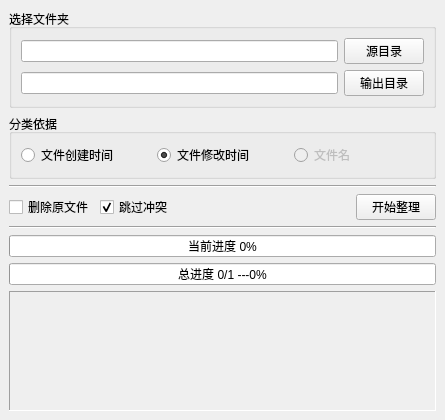
Qt form mainwindow.ui (as564335sa/filesclassify) before a commit.
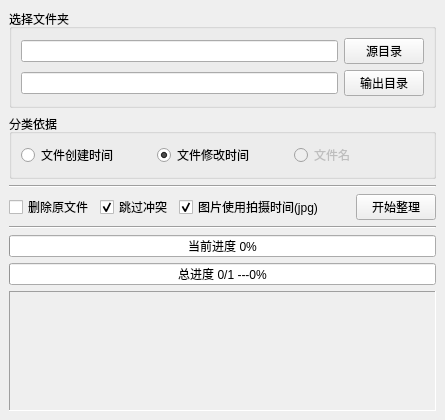
The same form after that commit. Icons and pictures are not drawn.

Commit message: 保持复制后的文件的修改时间不变；增加选项；jpg图片使用拍摄时间进行分类

Diff of the .ui file:
```diff
--- a/mainwindow.ui
+++ b/mainwindow.ui
@@ -160,6 +160,16 @@
         </property>
        </widget>
       </item>
+      <item>
+       <widget class="QCheckBox" name="checkBox">
+        <property name="text">
+         <string>图片使用拍摄时间(jpg)</string>
+        </property>
+        <property name="checked">
+         <bool>true</bool>
+        </property>
+       </widget>
+      </item>
       <item>
        <spacer name="horizontalSpacer">
         <property name="orientation">
```
Left out of the diff: 2 changed lines with no effect on the pictures. The commit also changes 9 other files.
